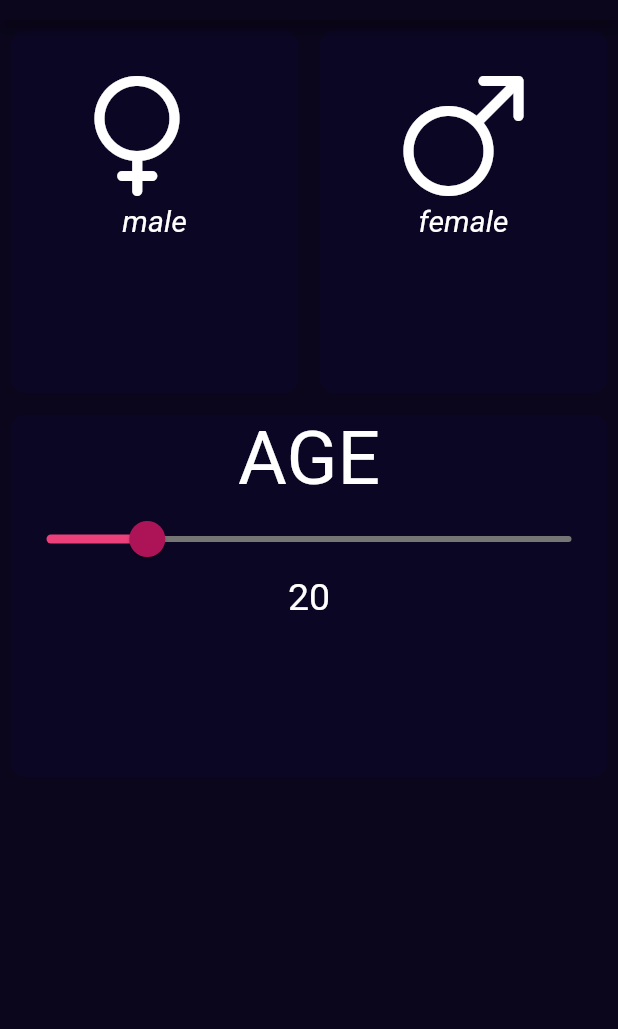
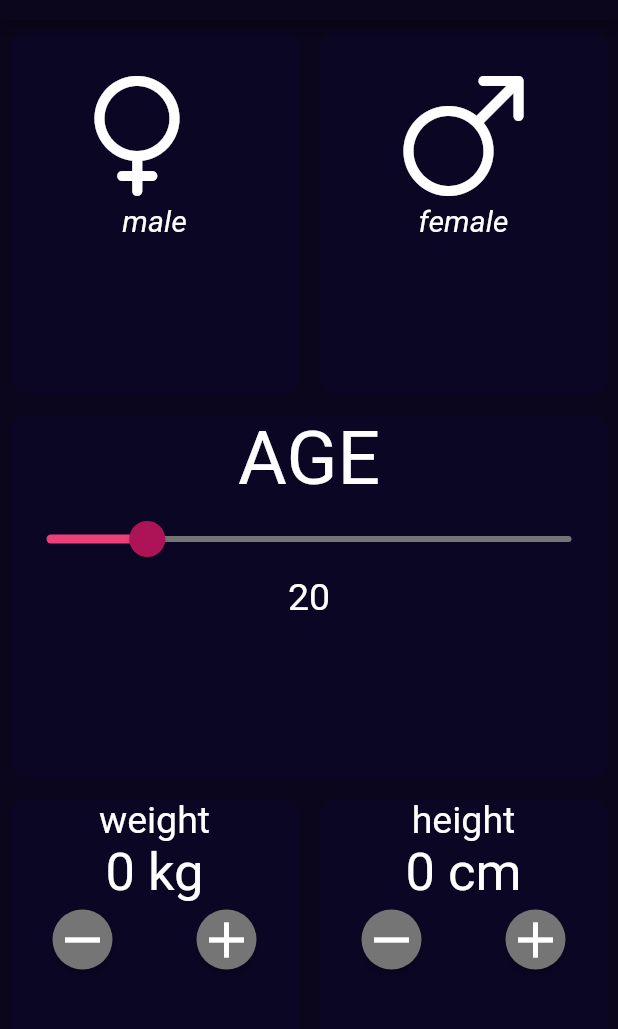
Before and after one commit to AbhijitHycinth/flutter-bmi-calculator, a Flutter app: the screen it shows after launch, on a phone screen of 412 x 824 dp, the part 64-1093 px from its top. Run offline on Flutter 3.47's test engine with Material 2 defaults, Android fonts, the phone set to English and light mode, and no system bars.

Commit message:
Added custom counter to add height and weight

```diff
--- /dev/null
+++ b/lib/widgets/components/custom_counter.dart
@@ -0,0 +1,70 @@
+import 'package:bmi_calculator/styles.dart';
+import 'package:flutter/material.dart';
+
+const Map<String, Map<String, String>> units = {
+  "height": {"imperical": "cm"},
+  "weight": {"imperical": "kg"}
+};
+
+class CustomCounter extends StatelessWidget {
+  final String label;
+  final int value;
+  final Function onChange;
+  final String scale;
+  static const int kMinValue = 0;
+
+  CustomCounter(
+      {@required this.label,
+      this.value = 20,
+      @required this.onChange,
+      this.scale = "imperical"});
+
+  void _decrement() {
+    if (value == kMinValue) {
+      return;
+    }
+    onChange(value - 1);
+  }
+
+  void _increment() {
+    onChange(value + 1);
+  }
+
+  @override
+  Widget build(BuildContext context) {
+    String unit = units[label][scale];
+    return Column(
+      children: <Widget>[
+        Text(label, style: kAgeStyle.copyWith(fontSize: 25)),
+        Text('$value $unit', style: kAgeStyle.copyWith(fontSize: 35)),
+        Row(
+          mainAxisAlignment: MainAxisAlignment.spaceAround,
+          children: <Widget>[
+            buildRawMaterialButton(
+              onPressed: _decrement,
+              iconData: Icons.remove,
+            ),
+            buildRawMaterialButton(
+              onPressed: _increment,
+              iconData: Icons.add,
+            ),
+          ],
+        )
+      ],
+    );
+  }
+
+  RawMaterialButton buildRawMaterialButton(
+      {Function onPressed, IconData iconData}) {
+    return RawMaterialButton(
+        onPressed: onPressed,
+        enableFeedback: false,
+        shape: CircleBorder(),
+        fillColor: Colors.grey[600],
+        child: Icon(
+          iconData,
+          color: Colors.white,
+          size: 40,
+        ));
+  }
+}
--- a/lib/widgets/screen/main_page.dart
+++ b/lib/widgets/screen/main_page.dart
@@ -1,6 +1,7 @@
 import 'package:bmi_calculator/customIcons/gender_icons.dart';
 import 'package:bmi_calculator/widgets/components/card.dart';
 import 'package:bmi_calculator/widgets/components/clickable_card.dart';
+import 'package:bmi_calculator/widgets/components/custom_counter.dart';
 import 'package:bmi_calculator/widgets/components/text_slider.dart';
 import 'package:flutter/material.dart';
 
@@ -12,6 +13,8 @@ class MainPage extends StatefulWidget {
 class _MainPageState extends State<MainPage> {
   String _selectedGender;
   double selectedAge = 20;
+  int weight = 0;
+  int height = 0;
 
   void setGender(String gender) {
     setState(() {
@@ -62,8 +65,35 @@ class _MainPageState extends State<MainPage> {
           )),
         ),
         Expanded(
-            child: CustomCard(
-          child: SizedBox(),
+            child: Row(
+          children: <Widget>[
+            Expanded(
+              child: CustomCard(
+                child: CustomCounter(
+                  label: "weight",
+                  value: weight,
+                  onChange: (value) {
+                    setState(() {
+                      weight = value;
+                    });
+                  },
+                ),
+              ),
+            ),
+            Expanded(
+              child: CustomCard(
+                child: CustomCounter(
+                  label: "height",
+                  value: height,
+                  onChange: (value) {
+                    setState(() {
+                      height = value;
+                    });
+                  },
+                ),
+              ),
+            ),
+          ],
         )),
       ],
     );
```
